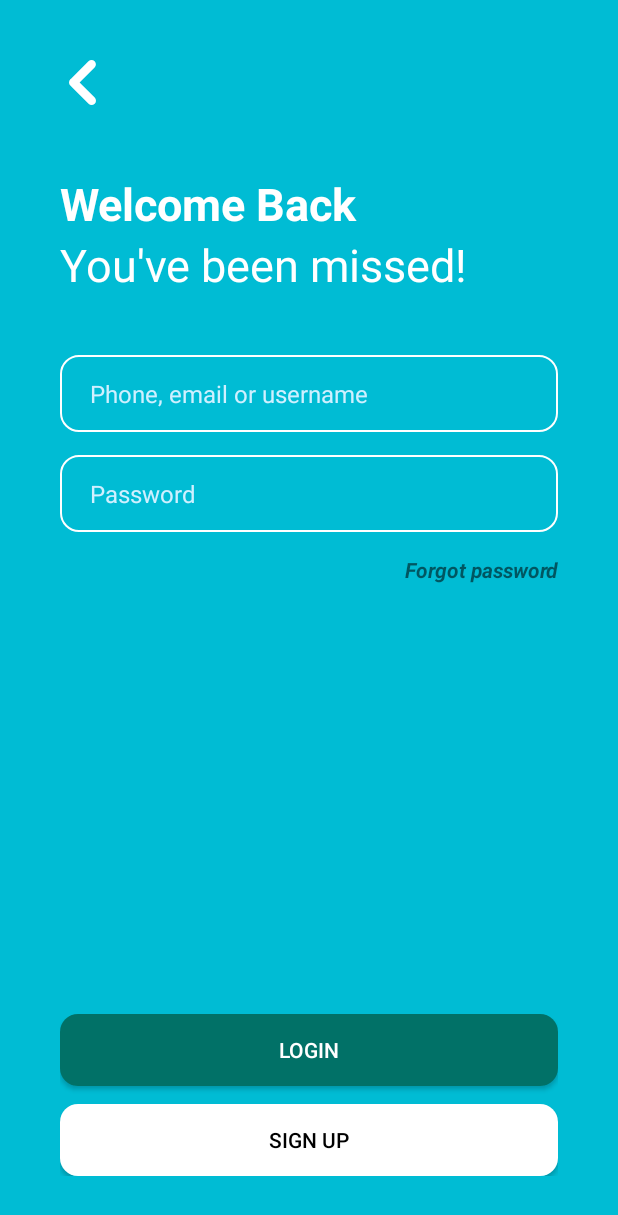
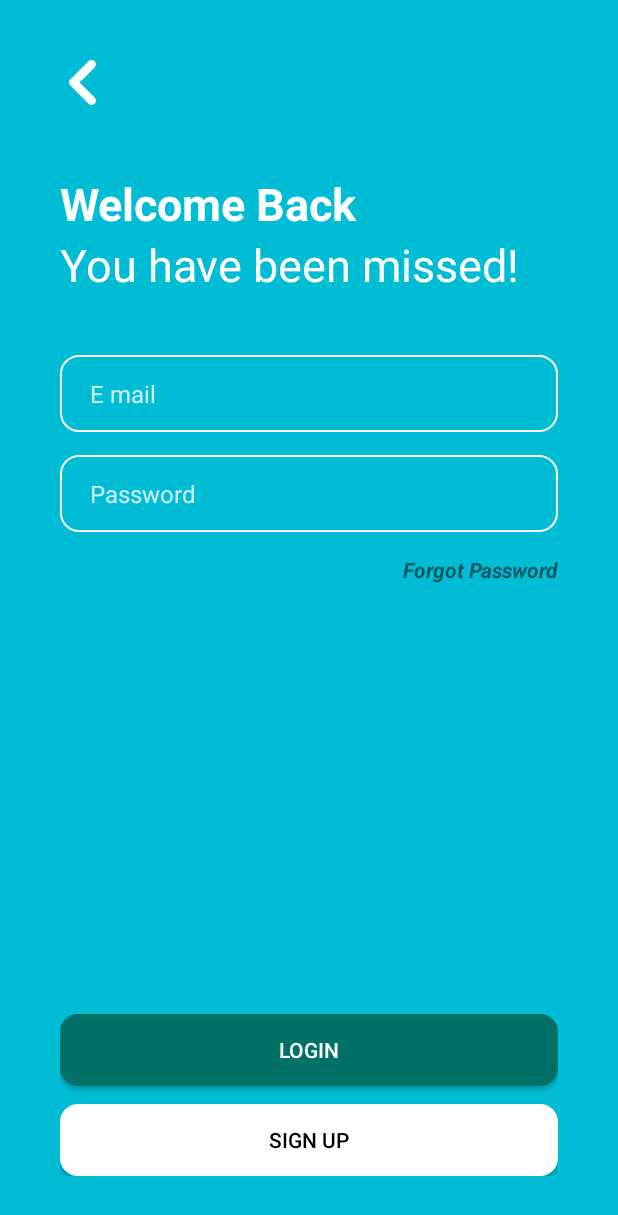
Before and after one commit to Naufalwidhi/PKL_Technobit_E-Commerce, an Android app: the LoginActivity screen opened directly, with no data from a screen before it, on a phone screen of 412 x 824 dp. Shown: the top 1215 px of the screen. Run offline under Robolectric (Android 15) with nearby library versions, the light colour scheme and no system bars.

Commit message:
Login Authentication

```diff
--- a/app/src/main/AndroidManifest.xml
+++ b/app/src/main/AndroidManifest.xml
@@ -1,6 +1,8 @@
 <?xml version="1.0" encoding="utf-8"?>
 <manifest xmlns:android="http://schemas.android.com/apk/res/android"
     package="com.technobit.e_commerce">
+
+    <uses-permission android:name="android.permission.INTERNET"/>
 
     <application
         android:allowBackup="true"
@@ -9,7 +11,7 @@
         android:roundIcon="@mipmap/ic_launcher_round"
         android:supportsRtl="true"
         android:theme="@style/Theme.ECommerce">
-        <activity android:name=".RegisterActivity" />
+        <activity android:name=".Activity.Authentication.RegisterActivity" />
         <activity android:name=".Activity.Authentication.LoginActivity" />
         <activity android:name=".Activity.MainActivity">
             <intent-filter>
--- a/app/src/main/java/com/technobit/e_commerce/Activity/Authentication/LoginActivity.kt
+++ b/app/src/main/java/com/technobit/e_commerce/Activity/Authentication/LoginActivity.kt
@@ -1,12 +1,61 @@
 package com.technobit.e_commerce.Activity.Authentication
 
+import android.content.Intent
 import androidx.appcompat.app.AppCompatActivity
 import android.os.Bundle
+import android.widget.*
+import com.technobit.e_commerce.Activity.MainActivity
+import com.technobit.e_commerce.Api.MyClient
+import com.technobit.e_commerce.Model.UserAccount
 import com.technobit.e_commerce.R
+import retrofit2.Call
+import retrofit2.Callback
+import retrofit2.Response
 
 class LoginActivity : AppCompatActivity() {
+
     override fun onCreate(savedInstanceState: Bundle?) {
         super.onCreate(savedInstanceState)
         setContentView(R.layout.activity_login)
+
+        val input_email = findViewById<EditText>(R.id.input_email_login)
+        val input_password = findViewById<EditText>(R.id.input_password_login)
+        val lupa_password = findViewById<TextView>(R.id.lupa_password_login)
+
+        val img_back = findViewById<ImageView>(R.id.back_button)
+
+        val btnlogin = findViewById<Button>(R.id.login_button_login)
+        val btnregister = findViewById<Button>(R.id.signup_button_login)
+
+        val nama = "Naufal"
+
+        img_back.setOnClickListener {
+            val intent = Intent(this, MainActivity::class.java)
+            startActivity(intent)
+        }
+        btnlogin.setOnClickListener {
+            UserAccount(5,nama, input_email.text.toString(), input_password.text.toString())
+            login(nama,input_email.text.toString(), input_password.text.toString())
+        }
+        btnregister.setOnClickListener {
+            val intent = Intent(this, RegisterActivity::class.java)
+            startActivity(intent)
+        }
+    }
+
+    private fun login(name: String, email: String, password: String) {
+        MyClient.myApiClient().login(name, email, password)
+            .enqueue(object : Callback<UserAccount> {
+            override fun onFailure(call: Call<UserAccount>, t: Throwable) {
+                Toast.makeText(this@LoginActivity, t.message, Toast.LENGTH_SHORT).show()
+            }
+            override fun onResponse(call: Call<UserAccount>, response: Response<UserAccount>) {
+                if (response.isSuccessful){
+                    Toast.makeText(this@LoginActivity, "Login Success", Toast.LENGTH_SHORT).show()
+                } else{
+                    Toast.makeText(this@LoginActivity, "Email / Password salah", Toast.LENGTH_SHORT).show()
+                }
+            }
+        })
     }
 }
--- a/app/src/main/java/com/technobit/e_commerce/RegisterActivity.kt
+++ b/app/src/main/java/com/technobit/e_commerce/Activity/Authentication/RegisterActivity.kt
@@ -1,7 +1,8 @@
-package com.technobit.e_commerce
+package com.technobit.e_commerce.Activity.Authentication
 
 import androidx.appcompat.app.AppCompatActivity
 import android.os.Bundle
+import com.technobit.e_commerce.R
 
 class RegisterActivity : AppCompatActivity() {
     override fun onCreate(savedInstanceState: Bundle?) {
--- a/app/src/main/res/layout/activity_login.xml
+++ b/app/src/main/res/layout/activity_login.xml
@@ -13,14 +13,15 @@
         android:id="@+id/back_button"
         android:layout_width="30dp"
         android:layout_height="30dp"
-        android:src="@drawable/back_button"/>
+        android:src="@drawable/back_button"
+        android:contentDescription="@string/welcome_back" />
 
     <TextView
         android:id="@+id/text_login"
         android:layout_below="@id/back_button"
         android:layout_width="wrap_content"
         android:layout_height="wrap_content"
-        android:text="Welcome Back"
+        android:text="@string/welcome_back"
         android:textColor="#FFFFFF"
         android:textSize="30sp"
         android:textStyle="bold"
@@ -31,38 +32,42 @@
         android:layout_below="@id/text_login"
         android:layout_width="wrap_content"
         android:layout_height="wrap_content"
-        android:text="You've been missed!"
+        android:text="@string/missed_u"
         android:textColor="#FFFFFF"
         android:textSize="30sp"/>
 
     <EditText
-        android:id="@+id/input_username"
+        android:id="@+id/input_email_login"
         android:layout_below="@id/text_login2"
         android:layout_width="match_parent"
         android:layout_height="wrap_content"
         android:layout_marginTop="40dp"
         android:textSize="16sp"
-        android:hint="Phone, email or username"
+        android:hint="@string/Email"
         android:textColorHint="#CFF0FF"
-        android:background="@drawable/shape_edittext" />
+        android:background="@drawable/shape_edittext"
+        android:inputType="textEmailAddress"
+        tools:ignore="Autofill" />
 
     <EditText
-        android:id="@+id/input_password"
-        android:layout_below="@id/input_username"
+        android:id="@+id/input_password_login"
+        android:layout_below="@id/input_email_login"
         android:layout_width="match_parent"
         android:layout_height="wrap_content"
         android:layout_marginTop="15dp"
         android:textSize="16sp"
-        android:hint="Password"
+        android:hint="@string/Password"
         android:textColorHint="#CFF0FF"
-        android:background="@drawable/shape_edittext"/>
+        android:background="@drawable/shape_edittext"
+        android:inputType="textPassword"
+        tools:ignore="Autofill" />
 
     <TextView
-        android:id="@+id/lupa_password"
-        android:layout_below="@+id/input_password"
+        android:id="@+id/lupa_password_login"
+        android:layout_below="@+id/input_password_login"
         android:layout_width="wrap_content"
         android:layout_height="wrap_content"
-        android:text="Forgot password"
+        android:text="@string/forgot_Password"
         android:layout_marginTop="15dp"
         android:layout_alignParentEnd="true"
         android:textStyle="bold|italic"
@@ -70,23 +75,23 @@
 
 
     <android.widget.Button
-        android:id="@+id/login_button"
-        android:layout_above="@id/signup_button"
+        android:id="@+id/login_button_login"
+        android:layout_above="@id/signup_button_login"
         android:layout_width="match_parent"
         android:layout_height="wrap_content"
         android:layout_alignParentStart="true"
-        android:text="login"
+        android:text="@string/Login"
         android:textColor="#ffff"
         android:background="@drawable/shape_green"
         android:layout_marginBottom="12dp"/>
 
     <android.widget.Button
-        android:id="@+id/signup_button"
+        android:id="@+id/signup_button_login"
         android:layout_width="match_parent"
         android:layout_height="wrap_content"
         android:layout_alignParentBottom="true"
         android:layout_alignParentStart="true"
-        android:text="SIgn up"
+        android:text="@string/signup"
         android:textColor="#000000"
         android:background="@drawable/shape_white"/>
 
--- a/app/src/main/res/values/strings.xml
+++ b/app/src/main/res/values/strings.xml
@@ -2,19 +2,29 @@
     <string name="app_name">E-Commerce</string>
 
     <!-- LOGIN -->
-    <string name="Email">E-Mail</string>
+    <string name="Email">E mail</string>
     <string name="Password">Password</string>
     <string name="Login">Login</string>
     <string name="Register">Register</string>
+    <string name="signup">Sign Up</string>
     <string name="Google">Google</string>
     <string name="Facebook">Facebook</string>
     <string name="Reset_Password">Reset Password</string>
+    <string name="forgot_Password">Forgot Password</string>
     <string name="image_logo">Image Logo</string>
     <string name="atau">ATAU</string>
     <string name="no_akun">Tidak Punya Akun?</string>
+    <string name="welcome_back">Welcome Back</string>
+    <string name="missed_u">You have been missed!</string>
 
     <!-- REGISTER -->
     <string name="nama">Nama</string>
     <string name="confirm_password">Confirm Password</string>
 
+    <!-- MAIN -->
+    <string name="welcome">WELCOME</string>
+    <string name="title_main">Kiospedia Toko Online Terpercaya.</string>
+    <string name="random_text">Lorem Ipsum is simply dummy text of the printing and typesetting industry. Lorem Ipsum has been the industrys standard dummy text ever since the 1500s, when an unknown printer took a galley of type and scrambled it to make a type specimen book.</string>
+
+
 </resources>
```
Also changed, not shown: app/build.gradle (+15 -0 lines), app/src/main/java/com/technobit/e_commerce/Activity/MainActivity.kt (+17 -0 lines), app/src/main/java/com/technobit/e_commerce/Api/MyApi.kt (added, +25 -0 lines), app/src/main/java/com/technobit/e_commerce/Api/MyClient.kt (added, +15 -0 lines), app/src/main/java/com/technobit/e_commerce/Model/UserAccount.kt (added, +16 -0 lines), app/src/main/res/layout/activity_main.xml (+10 -9 lines).
